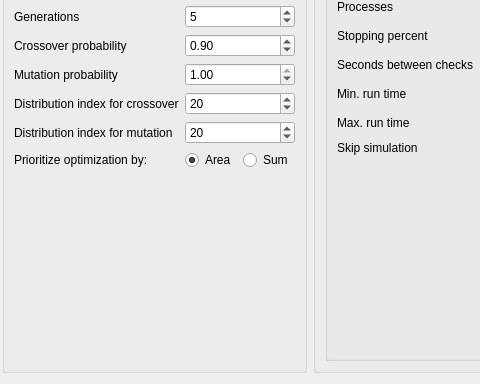
This is ui_files/ui_optimization_fluence_params.ui in JYU-IBA/potku as Qt 5 draws it before an edit; both pictures show x 319 to 799 and y 254 to 638 of the 947 by 638 pixel window. The edited form follows.
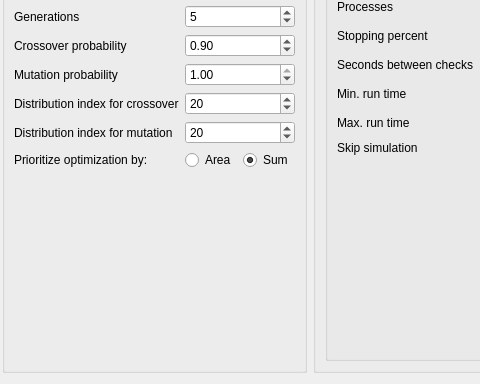
This is the edited form.

The edit to the form file:
```diff
--- a/ui_files/ui_optimization_fluence_params.ui
+++ b/ui_files/ui_optimization_fluence_params.ui
@@ -66,9 +66,6 @@
               <property name="text">
                <string>Area</string>
               </property>
-              <property name="checked">
-               <bool>true</bool>
-              </property>
              </widget>
             </item>
             <item>
@@ -76,6 +73,9 @@
               <property name="text">
                <string>Sum</string>
               </property>
+              <property name="checked">
+               <bool>true</bool>
+              </property>
              </widget>
             </item>
            </layout>
```
